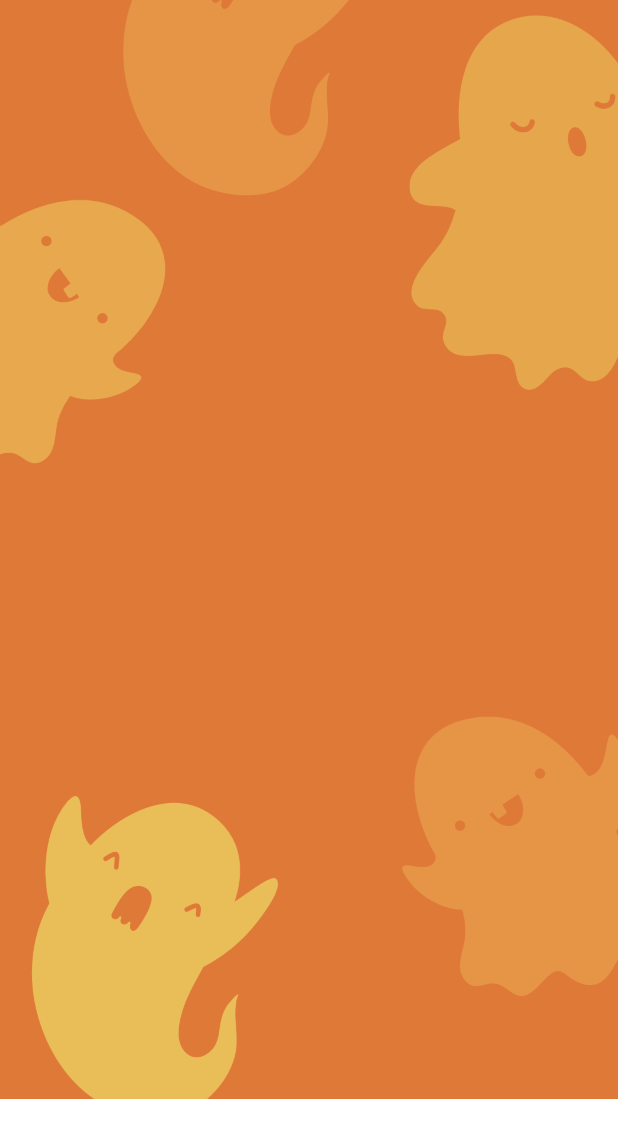
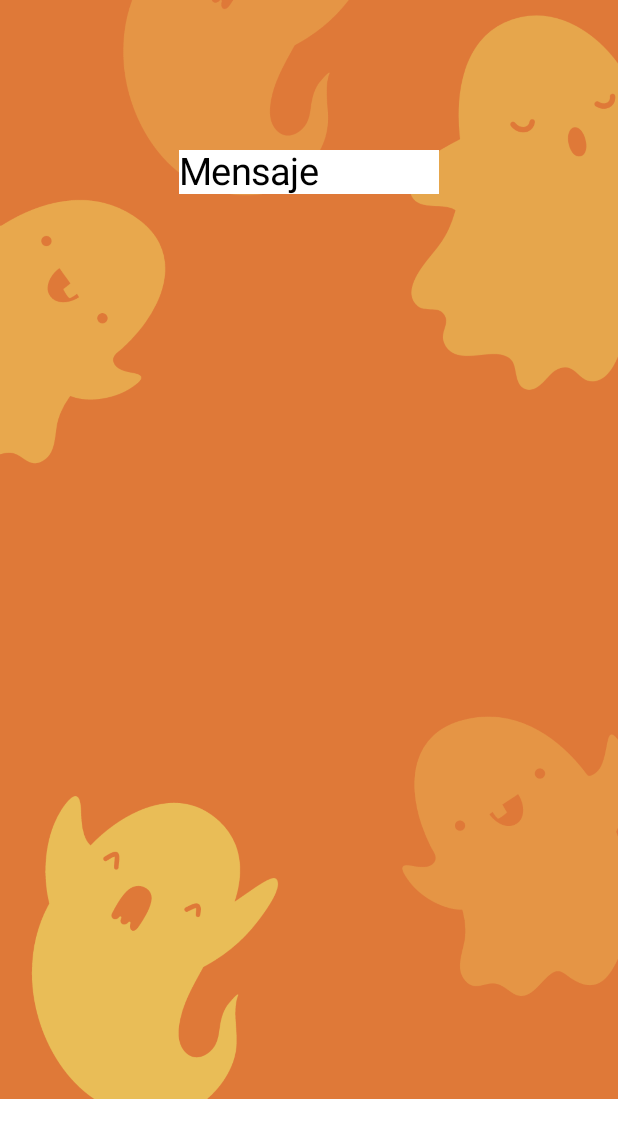
Before and after one commit to Jose-Prince/PPM2023-JAPM, an Android app built with Jetpack Compose: the @Preview function Diseño3Preview, on a phone screen of 412 x 824 dp. Shown: the top 1138 px of the screen. Run offline under Robolectric (Android 15) with nearby library versions, the phone set to English and light mode, and no system bars.

Commit message:
Halloween Diseños Completados

```diff
--- a/Laboratorio_3/app/src/main/java/com/example/laboratorio_3/screens/FragmentsHalloween/Diseño3H.kt
+++ b/Laboratorio_3/app/src/main/java/com/example/laboratorio_3/screens/FragmentsHalloween/Diseño3H.kt
@@ -1,14 +1,29 @@
 package com.example.laboratorio_3.screens.FragmentsHalloween
 
 import androidx.compose.foundation.Image
+import androidx.compose.foundation.background
+import androidx.compose.foundation.layout.Arrangement
 import androidx.compose.foundation.layout.Box
 import androidx.compose.foundation.layout.Column
+import androidx.compose.foundation.layout.Spacer
 import androidx.compose.foundation.layout.fillMaxSize
+import androidx.compose.foundation.layout.height
+import androidx.compose.foundation.layout.padding
+import androidx.compose.foundation.text.BasicTextField
+import androidx.compose.material.LocalTextStyle
 import androidx.compose.material3.Text
 import androidx.compose.runtime.Composable
+import androidx.compose.runtime.getValue
+import androidx.compose.runtime.mutableStateOf
+import androidx.compose.runtime.remember
+import androidx.compose.runtime.setValue
+import androidx.compose.ui.Alignment
 import androidx.compose.ui.Modifier
+import androidx.compose.ui.graphics.Color
 import androidx.compose.ui.res.painterResource
 import androidx.compose.ui.tooling.preview.Preview
+import androidx.compose.ui.unit.dp
+import androidx.compose.ui.unit.sp
 import com.example.laboratorio_3.R
 
 @Composable
@@ -18,6 +33,15 @@ fun Diseño3() {
             painter = painterResource(id = R.drawable.halloween3),
             contentDescription = null
         )
+
+        Column (
+            modifier = Modifier
+                .fillMaxSize().padding(100.dp),
+            horizontalAlignment = Alignment.CenterHorizontally,
+        ) {
+            TextField3Message()
+        }
+
     }
 }
 
@@ -26,3 +50,26 @@ fun Diseño3() {
 fun Diseño3Preview() {
     Diseño3()
 }
+
+@Composable
+fun TextField3Message() {
+    var text by remember { mutableStateOf("") }
+    Box (modifier = Modifier.fillMaxSize(),
+        contentAlignment = Alignment.TopCenter){
+        BasicTextField(
+            value = text,
+            onValueChange = { newText -> text = newText },
+            modifier = Modifier
+                .background(Color.White),
+            textStyle = LocalTextStyle.current.copy(
+                color = Color.Black,
+                fontSize = 25.sp),
+            decorationBox = {innerTextField ->
+                if (text.isEmpty())
+                    Text(text = "Mensaje",
+                        fontSize = 25.sp)
+                innerTextField.invoke()
+            }
+        )
+    }
+}
```
Also changed, not shown: Laboratorio_3/app/src/main/java/com/example/laboratorio_3/screens/FragmentsHalloween/Diseño4H.kt (+40 -0 lines).
